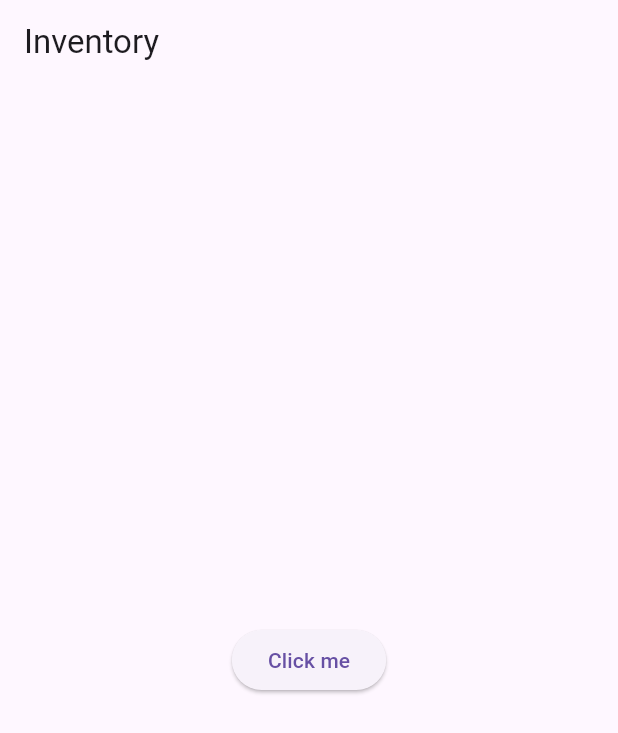
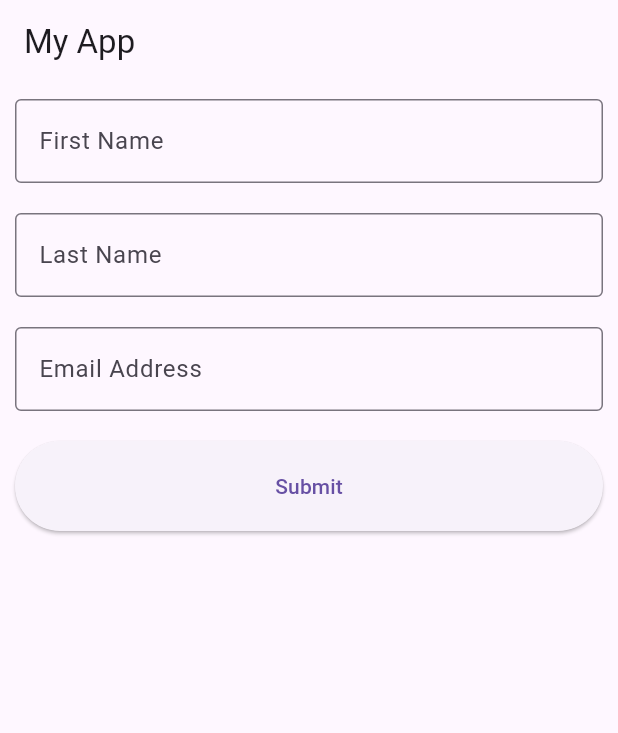
Before and after one commit to pieash9/first-flutter, a Flutter app: the screen it shows after launch, on a phone screen of 412 x 824 dp. Shown: the top 733 px of the screen. Run offline on Flutter 3.47's test engine with Material 3 defaults, Android fonts, the phone set to English and light mode, and no system bars.

Commit message:
added form

```diff
--- a/lib/main.dart
+++ b/lib/main.dart
@@ -35,44 +35,55 @@ class HomeActivity extends StatelessWidget {
     ).showSnackBar(SnackBar(content: Text(message)));
   }
 
-  MyAleartDialog(context) {
-    return showDialog(
-      context: context,
-      builder: (BuildContext context) {
-        return Expanded(
-          child: AlertDialog(
-            title: Text("Do you want"),
-            content: Text("Do you want to delete?"),
-            actions: [
-              TextButton(onPressed: () {
-                MySnackBar("Deleted", context);
-                Navigator.of(context).pop();
-              }, child: Text("Yes")),
-              TextButton(
-                onPressed: () {
-                  Navigator.of(context).pop();
-                },
-                child: Text("No"),
-              ),
-            ],
-          ),
-        );
-      },
-    );
-  }
-
   @override
   Widget build(BuildContext context) {
+    ButtonStyle buttonStyle = ElevatedButton.styleFrom(
+      padding: EdgeInsets.symmetric(horizontal: 32, vertical: 6),
+      minimumSize: Size(double.infinity, 60),
+    );
+
     // TODO: implement build
     return Scaffold(
-      appBar: AppBar(title: Text("Inventory")),
-      body: Center(
-        child: ElevatedButton(
-          onPressed: () {
-            MyAleartDialog(context);
-          },
-          child: Text("Click me"),
-        ),
+      appBar: AppBar(title: Text("My App")),
+      body: Column(
+        mainAxisAlignment: MainAxisAlignment.start,
+        children: [
+          Padding(
+            padding: EdgeInsets.all(10),
+            child: TextField(
+              decoration: InputDecoration(
+                label: Text("First Name"),
+                border: OutlineInputBorder(),
+              ),
+            ),
+          ),
+          Padding(
+            padding: EdgeInsets.all(10),
+            child: TextField(
+              decoration: InputDecoration(
+                label: Text("Last Name"),
+                border: OutlineInputBorder(),
+              ),
+            ),
+          ),
+          Padding(
+            padding: EdgeInsets.all(10),
+            child: TextField(
+              decoration: InputDecoration(
+                label: Text("Email Address"),
+                border: OutlineInputBorder(),
+              ),
+            ),
+          ),
+          Padding(
+            padding: EdgeInsets.all(10),
+            child: ElevatedButton(
+              onPressed: () {},
+              style: buttonStyle,
+              child: Text("Submit"),
+            ),
+          ),
+        ],
       ),
     );
   }
```
